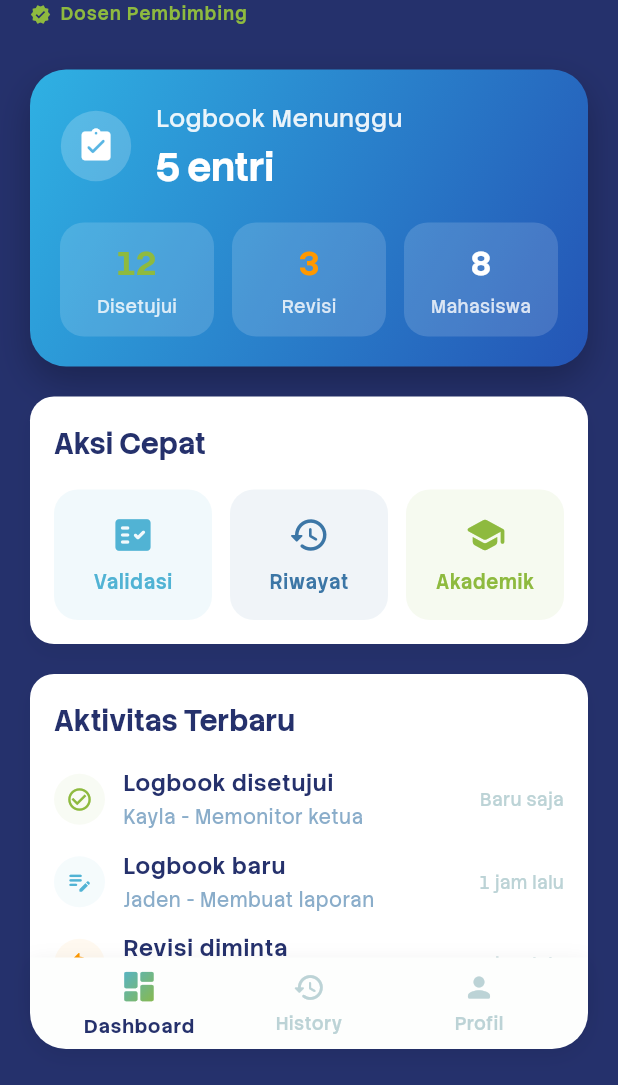
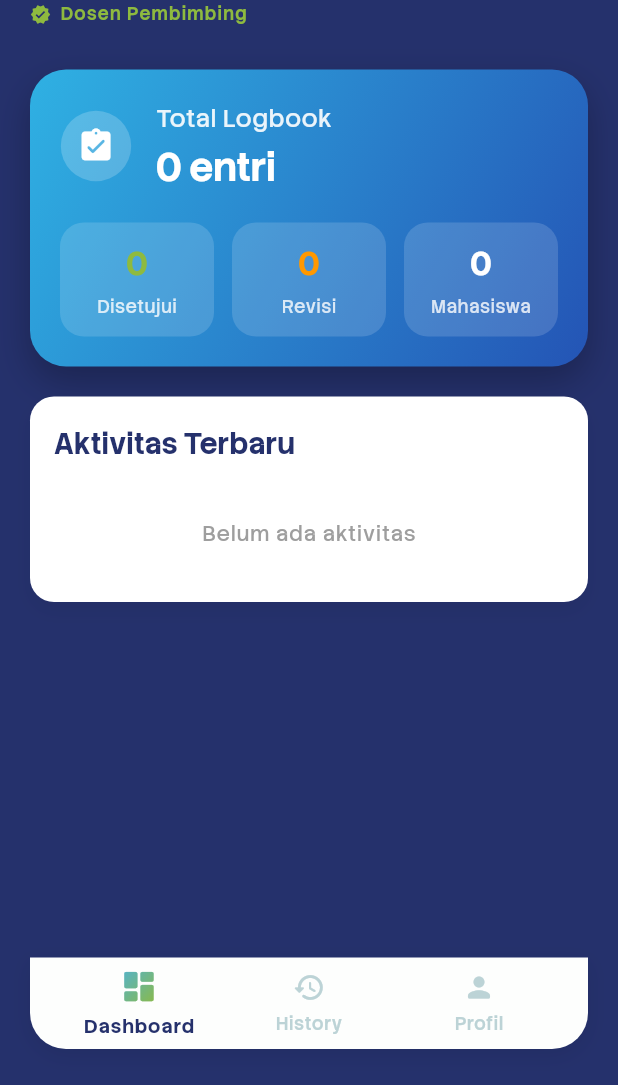
Before and after one commit to jadennatha/SistemBimbinganMagang, a Flutter app: the DosenHomeShell screen opened by its route, on a phone screen of 412 x 824 dp, the part 151-1236 px from its top. Run offline on Flutter 3.47's test engine with Material 3 defaults, Android fonts, the phone set to English and light mode, and no system bars; our stand-ins replace cloud_firestore, firebase_auth, firebase_core; accounts and stored records are empty.

Commit message:
implementasi backend dashboard dosen serta revisi logika backend mahasiswa

```diff
--- /dev/null
+++ b/lib/features/dosen/data/dashboard_stats.dart
@@ -0,0 +1,26 @@
+/// Dashboard statistics model
+class DashboardStats {
+  final int totalLogbooks;
+  final int approvedCount;
+  final int revisionCount;
+  final int pendingCount;
+  final int studentCount;
+
+  const DashboardStats({
+    required this.totalLogbooks,
+    required this.approvedCount,
+    required this.revisionCount,
+    required this.pendingCount,
+    required this.studentCount,
+  });
+
+  factory DashboardStats.empty() {
+    return const DashboardStats(
+      totalLogbooks: 0,
+      approvedCount: 0,
+      revisionCount: 0,
+      pendingCount: 0,
+      studentCount: 0,
+    );
+  }
+}
--- a/lib/features/dosen/presentation/dosen_dashboard_content.dart
+++ b/lib/features/dosen/presentation/dosen_dashboard_content.dart
@@ -4,6 +4,9 @@ import 'package:cloud_firestore/cloud_firestore.dart';
 
 import 'package:provider/provider.dart';
 import '../../auth/data/auth_provider.dart';
+import '../data/logbook_validation_service.dart';
+import '../data/dashboard_stats.dart';
+import '../data/logbook_validation_models.dart';
 
 import '../../../app/app_colors.dart';
 
@@ -24,6 +27,8 @@ class _DosenDashboardContentState extends State<DosenDashboardContent>
   String _nama = 'User';
   String _nip = '';
   bool _isLoading = true;
+  final LogbookValidationService _validationService =
+      LogbookValidationService();
 
   @override
   void initState() {
@@ -178,12 +183,6 @@ class _DosenDashboardContentState extends State<DosenDashboardContent>
               _buildStatsCard(textTheme),
 
               const SizedBox(height: 20),
-
-              // Quick Actions
-              _buildQuickActions(textTheme),
-
-              const SizedBox(height: 20),
-
               // Recent Activity
               _buildRecentActivity(textTheme),
             ],
@@ -194,6 +193,37 @@ class _DosenDashboardContentState extends State<DosenDashboardContent>
   }
 
   Widget _buildStatsCard(TextTheme textTheme) {
+    final user = FirebaseAuth.instance.currentUser;
+    final authProvider = context.watch<AuthProvider>();
+    final isMentor = authProvider.isMentor;
+
+    if (user == null) {
+      return const SizedBox.shrink();
+    }
+
+    return StreamBuilder<DashboardStats>(
+      stream: _validationService.getDashboardStats(user.uid, isMentor),
+      builder: (context, snapshot) {
+        if (snapshot.connectionState == ConnectionState.waiting) {
+          return Container(
+            width: double.infinity,
+            padding: const EdgeInsets.all(20),
+            decoration: BoxDecoration(
+              borderRadius: BorderRadius.circular(24),
+              gradient: const LinearGradient(
+                colors: [Color(0xFF2FB1E3), Color(0xFF2454B5)],
+                begin: Alignment.topLeft,
+                end: Alignment.bottomRight,
+              ),
+            ),
+            child: const Center(
+              child: CircularProgressIndicator(color: Colors.white),
+            ),
+          );
+        }
+
+        final stats = snapshot.data ?? DashboardStats.empty();
+
         return Container(
           width: double.infinity,
           padding: const EdgeInsets.all(20),
@@ -239,14 +269,14 @@ class _DosenDashboardContentState extends State<DosenDashboardContent>
                       crossAxisAlignment: CrossAxisAlignment.start,
                       children: [
                         Text(
-                      'Logbook Menunggu',
+                          'Total Logbook',
                           style: textTheme.bodyMedium?.copyWith(
                             color: Colors.white.withOpacity(0.9),
                           ),
                         ),
                         const SizedBox(height: 4),
                         TweenAnimationBuilder<int>(
-                      tween: IntTween(begin: 0, end: 5),
+                          tween: IntTween(begin: 0, end: stats.totalLogbooks),
                           duration: const Duration(milliseconds: 800),
                           builder: (context, value, _) {
                             return Text(
@@ -266,15 +296,29 @@ class _DosenDashboardContentState extends State<DosenDashboardContent>
               const SizedBox(height: 20),
               Row(
                 children: [
-              _buildMiniStat('Disetujui', '12', AppColors.greenArrow),
+                  _buildMiniStat(
+                    'Disetujui',
+                    '${stats.approvedCount}',
+                    AppColors.greenArrow,
+                  ),
                   const SizedBox(width: 12),
-              _buildMiniStat('Revisi', '3', Colors.orange),
+                  _buildMiniStat(
+                    'Revisi',
+                    '${stats.revisionCount}',
+                    Colors.orange,
+                  ),
                   const SizedBox(width: 12),
-              _buildMiniStat('Mahasiswa', '8', Colors.white),
+                  _buildMiniStat(
+                    'Mahasiswa',
+                    '${stats.studentCount}',
+                    Colors.white,
+                  ),
                 ],
               ),
             ],
           ),
+        );
+      },
     );
   }
 
@@ -310,62 +354,6 @@ class _DosenDashboardContentState extends State<DosenDashboardContent>
     );
   }
 
-  Widget _buildQuickActions(TextTheme textTheme) {
-    final authProvider = context.watch<AuthProvider>();
-    final isMentor = authProvider.isMentor;
-
-    return Container(
-      width: double.infinity,
-      padding: const EdgeInsets.all(16),
-      decoration: BoxDecoration(
-        color: Colors.white,
-        borderRadius: BorderRadius.circular(16),
-        boxShadow: [
-          BoxShadow(
-            color: Colors.black.withOpacity(0.05),
-            blurRadius: 10,
-            offset: const Offset(0, 6),
-          ),
-        ],
-      ),
-      child: Column(
-        crossAxisAlignment: CrossAxisAlignment.start,
-        children: [
-          Text(
-            'Aksi Cepat',
-            style: textTheme.titleMedium?.copyWith(
-              color: AppColors.navyDark,
-              fontWeight: FontWeight.w700,
-            ),
-          ),
-          const SizedBox(height: 16),
-          Row(
-            children: [
-              _buildActionButton(
-                icon: Icons.fact_check_rounded,
-                label: 'Validasi',
-                color: AppColors.blueBook,
-              ),
-              const SizedBox(width: 12),
-              _buildActionButton(
-                icon: Icons.history_rounded,
-                label: 'Riwayat',
-                color: AppColors.navy,
-              ),
-              const SizedBox(width: 12),
-              // Conditional: Mentor shows "Perusahaan", Dosen shows "Akademik"
-              _buildActionButton(
-                icon: isMentor ? Icons.business_rounded : Icons.school_rounded,
-                label: isMentor ? 'Perusahaan' : 'Akademik',
-                color: AppColors.greenArrow,
-              ),
-            ],
-          ),
-        ],
-      ),
-    );
-  }
-
   Widget _buildActionButton({
     required IconData icon,
     required String label,
@@ -397,6 +385,21 @@ class _DosenDashboardContentState extends State<DosenDashboardContent>
   }
 
   Widget _buildRecentActivity(TextTheme textTheme) {
+    final user = FirebaseAuth.instance.currentUser;
+    final authProvider = context.watch<AuthProvider>();
+    final isMentor = authProvider.isMentor;
+
+    if (user == null) {
+      return const SizedBox.shrink();
+    }
+
+    return StreamBuilder<List<LogbookValidationItem>>(
+      stream: _validationService.getRecentActivities(
+        user.uid,
+        isMentor,
+        limit: 5,
+      ),
+      builder: (context, snapshot) {
         return Container(
           width: double.infinity,
           padding: const EdgeInsets.all(16),
@@ -422,31 +425,76 @@ class _DosenDashboardContentState extends State<DosenDashboardContent>
                 ),
               ),
               const SizedBox(height: 16),
-          _buildActivityItem(
-            icon: Icons.check_circle_outline,
-            title: 'Logbook disetujui',
-            subtitle: 'Kayla - Memonitor ketua',
-            time: 'Baru saja',
-            color: AppColors.greenArrow,
+              if (snapshot.connectionState == ConnectionState.waiting)
+                const Center(
+                  child: Padding(
+                    padding: EdgeInsets.all(20.0),
+                    child: CircularProgressIndicator(),
                   ),
-          const SizedBox(height: 12),
-          _buildActivityItem(
-            icon: Icons.edit_note_rounded,
-            title: 'Logbook baru',
-            subtitle: 'Jaden - Membuat laporan',
-            time: '1 jam lalu',
-            color: AppColors.blueBook,
+                )
+              else if (snapshot.hasError)
+                Center(
+                  child: Padding(
+                    padding: const EdgeInsets.all(20.0),
+                    child: Text(
+                      'Gagal memuat aktivitas',
+                      style: textTheme.bodySmall?.copyWith(color: Colors.grey),
                     ),
-          const SizedBox(height: 12),
-          _buildActivityItem(
-            icon: Icons.replay_rounded,
-            title: 'Revisi diminta',
-            subtitle: 'Saria - Analisis data',
-            time: '3 jam lalu',
-            color: Colors.orange,
                   ),
+                )
+              else if (!snapshot.hasData || snapshot.data!.isEmpty)
+                Center(
+                  child: Padding(
+                    padding: const EdgeInsets.all(20.0),
+                    child: Text(
+                      'Belum ada aktivitas',
+                      style: textTheme.bodySmall?.copyWith(color: Colors.grey),
+                    ),
+                  ),
+                )
+              else
+                ...snapshot.data!.asMap().entries.map((entry) {
+                  final index = entry.key;
+                  final item = entry.value;
+                  return Column(
+                    children: [
+                      if (index > 0) const SizedBox(height: 12),
+                      _buildActivityItemFromLogbook(item),
+                    ],
+                  );
+                }).toList(),
             ],
           ),
+        );
+      },
+    );
+  }
+
+  Widget _buildActivityItemFromLogbook(LogbookValidationItem item) {
+    IconData icon;
+    String title;
+    Color color;
+
+    if (item.isApproved) {
+      icon = Icons.check_circle_outline;
+      title = 'Logbook disetujui';
+      color = AppColors.greenArrow;
+    } else if (item.isRevision) {
+      icon = Icons.replay_rounded;
+      title = 'Revisi diminta';
+      color = Colors.orange;
+    } else {
+      icon = Icons.edit_note_rounded;
+      title = 'Logbook baru';
+      color = AppColors.blueBook;
+    }
+
+    return _buildActivityItem(
+      icon: icon,
+      title: title,
+      subtitle: '${item.studentName} - ${item.title}',
+      time: item.dateLabel,
+      color: color,
     );
   }
 
--- a/lib/features/logbook/data/logbook_model.dart
+++ b/lib/features/logbook/data/logbook_model.dart
@@ -40,7 +40,7 @@ class LogbookModel {
       statusMentor: data['statusMentor'] ?? 'pending',
       dosenId: data['dosenId'] ?? '',
       mentorId: data['mentorId'] ?? '',
-      createdAt: DateTime.now()
+      createdAt: (data['createdAt'] as Timestamp?)?.toDate() ?? DateTime.now(),
     );
   }
 
```
Also changed, not shown: lib/features/dosen/data/logbook_validation_service.dart (+61 -0 lines), lib/features/home/presentation/dashboard_content.dart (+5 -3 lines), lib/features/home/presentation/logbook_content.dart (+57 -21 lines), lib/features/logbook/data/logbook_service.dart (+26 -3 lines). Lines whose indentation alone changed are shown as unchanged.
